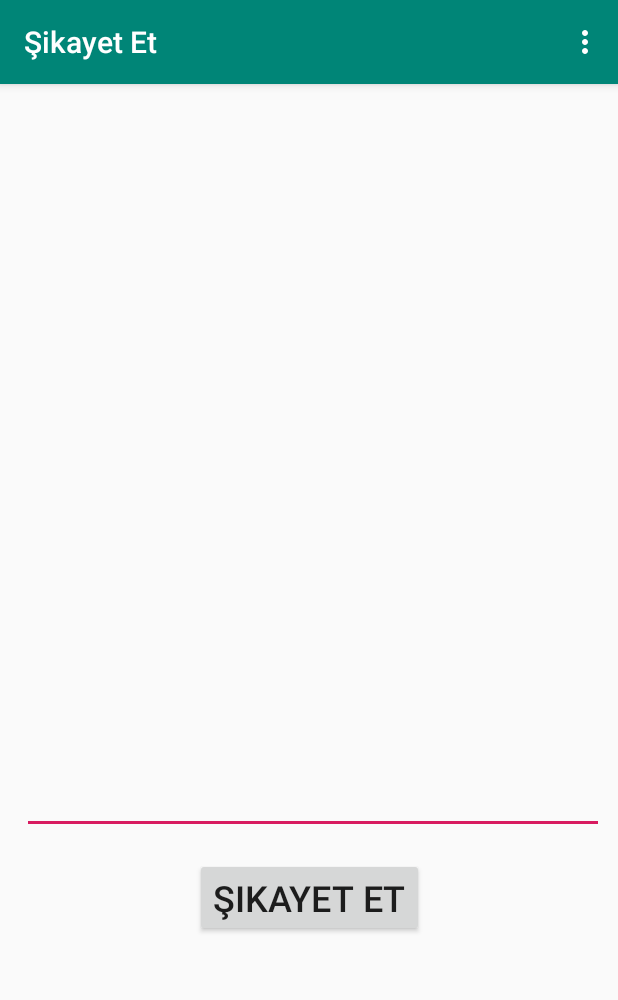
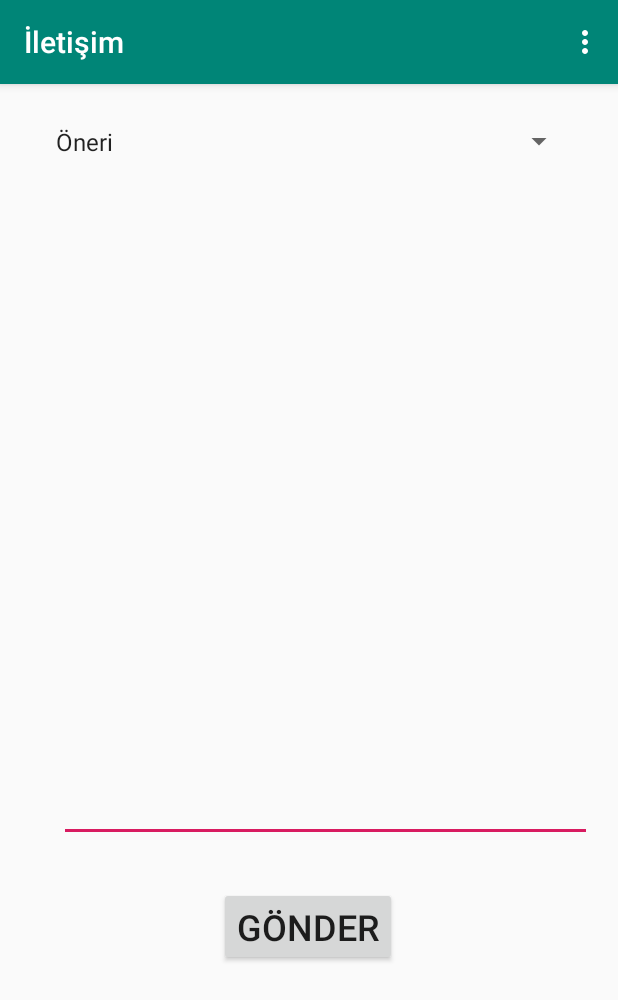
Before and after one commit to kucuk13/Public-Transport-System, an Android app: the ComplaintActivity screen opened directly, with no data from a screen before it, on a phone screen of 412 x 824 dp. Shown: the top 1000 px of the screen. Run offline under Robolectric (Android 15) with nearby library versions, the phone set to English and light mode, and no system bars.

```diff
--- a/app/src/main/java/com/example/project/ComplaintActivity.java
+++ b/app/src/main/java/com/example/project/ComplaintActivity.java
@@ -2,18 +2,46 @@ package com.example.project;
 
 import androidx.appcompat.app.AppCompatActivity;
 
+import android.content.ActivityNotFoundException;
 import android.content.Intent;
 import android.os.Bundle;
 import android.view.Menu;
 import android.view.MenuItem;
+import android.view.View;
+import android.widget.Button;
+import android.widget.EditText;
+import android.widget.Spinner;
+import android.widget.Toast;
 
 public class ComplaintActivity extends AppCompatActivity {
 
     @Override
     protected void onCreate(Bundle savedInstanceState) {
         super.onCreate(savedInstanceState);
-        getSupportActionBar().setTitle("Şikayet Et");
+        getSupportActionBar().setTitle("İletişim");
         setContentView(R.layout.activity_complaint);
+        final Spinner mailType = findViewById(R.id.spinnerMailType);
+        final EditText message = findViewById(R.id.editTextMessage);
+        final Button button = findViewById(R.id.buttonSendMail);
+        button.setOnClickListener(new View.OnClickListener() {
+            @Override
+            public void onClick(View v) {
+                String messageStr = message.getText().toString();
+                String subject = mailType.getSelectedItem().toString();
+                Intent mailIntent = new Intent(Intent.ACTION_SEND);
+                mailIntent.setType("message/rfc822");
+                mailIntent.putExtra(Intent.EXTRA_EMAIL, new String[]{"bu.kaan@outlook.com"});
+                mailIntent.putExtra(Intent.EXTRA_SUBJECT, subject);
+                mailIntent.putExtra(Intent.EXTRA_TEXT, messageStr);
+                try {
+                    startActivity(mailIntent);
+                } catch (ActivityNotFoundException err){
+                    Toast.makeText(getApplicationContext(), "Hata oluştu.\n" + err.getMessage(), Toast.LENGTH_LONG).show();
+                }
+
+            }
+        });
+
     }
 
     @Override
--- a/app/src/main/res/layout/activity_complaint.xml
+++ b/app/src/main/res/layout/activity_complaint.xml
@@ -7,9 +7,9 @@
     tools:context="com.example.project.ComplaintActivity">
 
     <EditText
-        android:id="@+id/editTextComplaint"
-        android:layout_width="388dp"
-        android:layout_height="491dp"
+        android:id="@+id/editTextMessage"
+        android:layout_width="355dp"
+        android:layout_height="433dp"
         android:ems="10"
         android:gravity="top"
         android:inputType="textMultiLine|textPersonName"
@@ -19,20 +19,32 @@
         android:textAlignment="viewStart"
         app:layout_constraintBottom_toBottomOf="parent"
         app:layout_constraintEnd_toEndOf="parent"
-        app:layout_constraintHorizontal_bias="0.615"
+        app:layout_constraintHorizontal_bias="0.695"
         app:layout_constraintStart_toStartOf="parent"
         app:layout_constraintTop_toTopOf="parent"
-        app:layout_constraintVertical_bias="0.031" />
+        app:layout_constraintVertical_bias="0.216" />
 
     <Button
-        android:id="@+id/button"
+        android:id="@+id/buttonSendMail"
         android:layout_width="wrap_content"
         android:layout_height="wrap_content"
-        android:text="@string/buttonComplain"
+        android:text="@string/buttonCommunication"
         android:textSize="24sp"
         app:layout_constraintBottom_toBottomOf="parent"
         app:layout_constraintEnd_toEndOf="parent"
+        app:layout_constraintHorizontal_bias="0.498"
         app:layout_constraintStart_toStartOf="parent"
-        app:layout_constraintTop_toBottomOf="@+id/editTextComplaint"
-        app:layout_constraintVertical_bias="0.075" />
+        app:layout_constraintTop_toBottomOf="@+id/editTextMessage"
+        app:layout_constraintVertical_bias="0.142" />
+
+    <Spinner
+        android:id="@+id/spinnerMailType"
+        android:layout_width="354dp"
+        android:layout_height="39dp"
+        android:entries="@array/mailType"
+        app:layout_constraintBottom_toTopOf="@+id/editTextMessage"
+        app:layout_constraintEnd_toEndOf="parent"
+        app:layout_constraintStart_toStartOf="parent"
+        app:layout_constraintTop_toTopOf="parent"
+        app:layout_constraintVertical_bias="0.571" />
 </androidx.constraintlayout.widget.ConstraintLayout>
--- a/app/src/main/res/values/strings.xml
+++ b/app/src/main/res/values/strings.xml
@@ -5,7 +5,7 @@
     <string name="nr">Yeni İstek Ekle</string>
     <string name="rq">Tüm İstekler</string>
     <string name="fv">Takip Ettiğim Seferler</string>
-    <string name="cp">Şikayet Et</string>
+    <string name="cp">İletişim</string>
     <string name="st">Ayarlar</string>
     <string name="lo">Çıkış Yap</string>
     <string name="buttonOpenLogin">Giriş Yap</string>
@@ -31,8 +31,12 @@
     <string name="buttonRegister">Kaydol</string>
     <string name="buttonLogin">Giriş</string>
     <string name="buttonUpdate">Güncelle</string>
-    <string name="buttonComplain">Şikayet Et</string>
+    <string name="buttonCommunication">Gönder</string>
     <string name="buttonFollow">Seferi Takip Et</string>
+    <string-array name="mailType">
+        <item>Öneri</item>
+        <item>Şikayet</item>
+    </string-array>
 
 
 </resources>
```
Also changed, not shown: app/src/main/java/com/example/project/AllRequestsActivity.java (+19 -12 lines), app/src/main/java/com/example/project/Request.java (+4 -4 lines), app/src/main/java/com/example/project/RequestAdapter.java (+40 -29 lines), app/src/main/res/layout/activity_all_requests.xml (+5 -4 lines), app/src/main/res/layout/row_all_requests.xml (+40 -25 lines).
